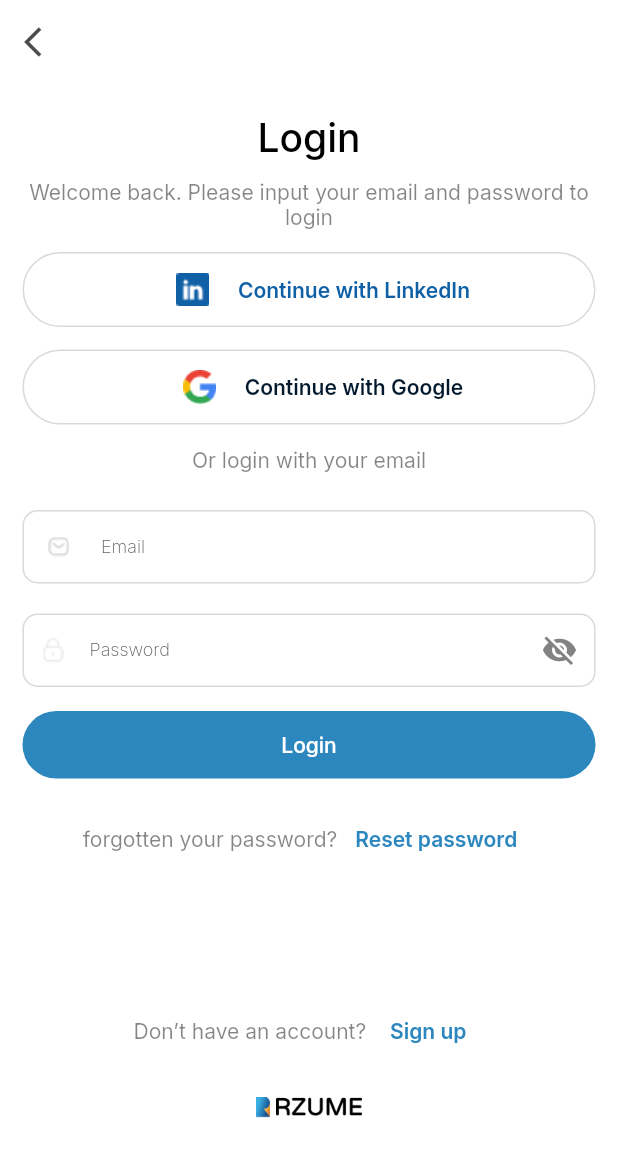
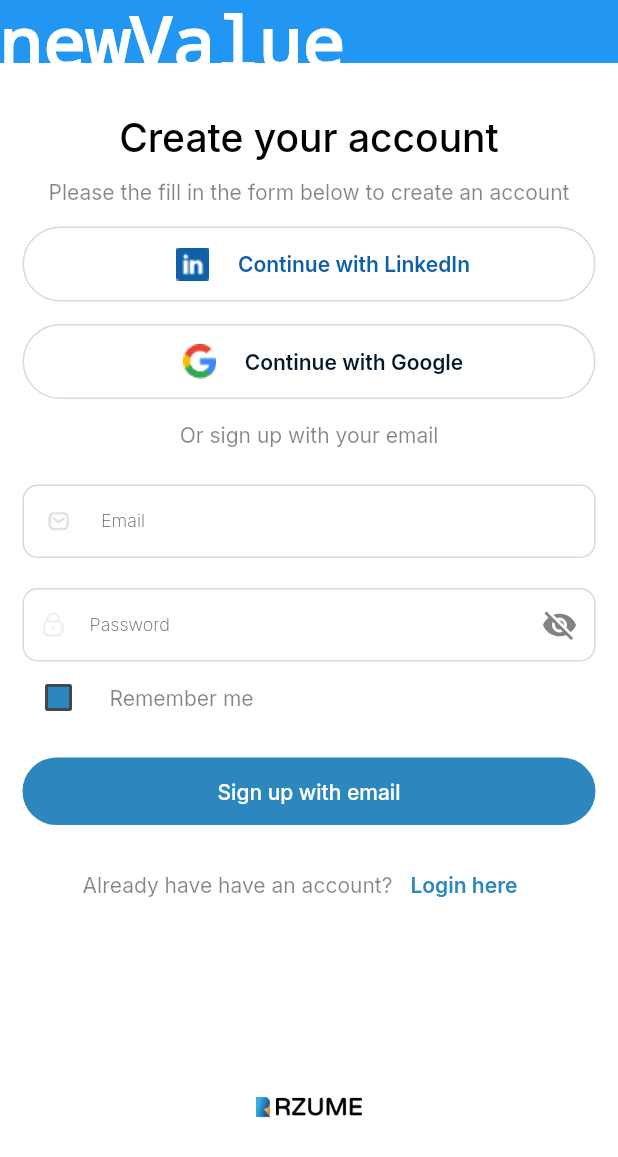
Before and after one commit to Avwerosuoghene/Rzume, a Flutter app: the screen it shows after launch, after a tap on "Get Started", on a phone screen of 412 x 824 dp. Shown: the top 1157 px of the screen. Run offline on Flutter 3.47's test engine with Material 2 defaults, Android fonts, the phone set to English and light mode, and no system bars; our stand-ins replace flutter_dotenv, google_fonts, logger.

Commit message:
updates provider

```diff
--- a/lib/main.dart
+++ b/lib/main.dart
@@ -1,6 +1,7 @@
 import 'package:flutter/foundation.dart';
 import 'package:flutter/material.dart';
 import 'package:flutter_dotenv/flutter_dotenv.dart';
+import 'package:provider/provider.dart';
 import 'package:rzume/config/environment.dart';
 import 'package:rzume/main_routes.dart';
 import 'package:rzume/screens/auth/auth-routes.dart';
@@ -9,6 +10,9 @@ import 'package:rzume/screens/auth/signup/signupscreen.dart';
 import 'package:rzume/screens/start/splash.dart';
 import 'package:rzume/screens/start/startscreen.dart';
 import 'package:rzume/screens/utility/otp_verificationscreen.dart';
+import 'package:rzume/ui/info_modal.dart';
+import 'package:rzume/widgets/counter_notifier.dart';
+import 'package:rzume/widgets/misc_notifier.dart';
 import 'package:rzume/widgets/start_control.dart';
 import 'package:rzume/widgets/theme.dart';
 
@@ -22,9 +26,24 @@ class MyApp extends StatelessWidget {
   const MyApp({super.key});
   @override
   Widget build(BuildContext context) {
-    return MaterialApp(
-        theme: lightThemeData,
-        // darkTheme: darkThemeData,
-        routes: routes);
+    return MultiProvider(
+      providers: [
+        ChangeNotifierProvider(create: (context) => MiscNotifer()),
+        ChangeNotifierProvider(create: (context) => CounterNotifier())
+      ],
+      child: MaterialApp(
+          theme: lightThemeData,
+          builder: (BuildContext context, Widget? child) {
+            return Stack(
+              children: [
+                child!,
+
+                const Infomodal(),
+              ],
+            );
+          },
+          darkTheme: darkThemeData,
+          routes: routes),
+    );
   }
 }
--- a/lib/model/enums.dart
+++ b/lib/model/enums.dart
@@ -5,6 +5,21 @@ enum FormType { signup, signin }
 enum Roundness {
   full,
   partial,
+}
+
+enum AnimationDuration { long, medium, short }
+
+extension AnimationDurationExtension on AnimationDuration {
+  Duration get value {
+    switch (this) {
+      case AnimationDuration.long:
+        return const Duration(milliseconds: 500);
+      case AnimationDuration.medium:
+        return const Duration(milliseconds: 500);
+      case AnimationDuration.short:
+        return const Duration(milliseconds: 4000);
+    }
+  }
 }
 
 extension RoundnessExtension on Roundness {
--- a/lib/model/response_payload.dart
+++ b/lib/model/response_payload.dart
@@ -1,7 +1,7 @@
 import 'dart:convert';
 
-class LoginResponse {
-  LoginResponse(
+class ApiResponse {
+  ApiResponse(
       {required this.statusCode,
       required this.isSuccess,
       required this.errorMessages,
@@ -12,8 +12,8 @@ class LoginResponse {
   final List<dynamic> errorMessages;
   final Object? result;
 
-  factory LoginResponse.fromJson(Map<String, dynamic> parsedJson) {
-    return LoginResponse(
+  factory ApiResponse.fromJson(Map<String, dynamic> parsedJson) {
+    return ApiResponse(
       statusCode: parsedJson['statusCode'] as int,
       isSuccess: parsedJson['isSuccess'] as bool,
       errorMessages: parsedJson['errorMessages'] as List<dynamic>,
--- a/lib/screens/start/startscreen.dart
+++ b/lib/screens/start/startscreen.dart
@@ -1,9 +1,13 @@
 import 'package:flutter/material.dart';
+import 'package:provider/provider.dart';
 import 'package:rzume/ui/cus_filled_button.dart';
 import '../../model/data.dart';
+import '../../model/widgets-arguments.dart';
 import '../../ui/progress_bar.dart';
+import '../../widgets/counter_notifier.dart';
 import '../../widgets/horizontal-list.dart';
 import '../../ui/loader.dart';
+import '../../widgets/misc_notifier.dart';
 import '../../widgets/start_screen_message.dart';
 
 class StartScreen extends StatefulWidget {
@@ -17,11 +21,26 @@ class _StartScreenState extends State<StartScreen> {
   int currentIndex = 0;
   late BuildContext myContext;
   ScrollController scrollController = ScrollController();
+  final MiscNotifer _miscNotifier = MiscNotifer();
+  final CounterNotifier _counter = CounterNotifier();
 
   @override
   void dispose() {
     scrollController.dispose();
     super.dispose();
+  }
+
+  @override
+  void initState() {
+    super.initState();
+  }
+
+  void navigateToAuthScreen() {
+    context.read<MiscNotifer>().triggerInfoDialog();
+    // await Future.delayed(const Duration(seconds: 5));
+    // _counter.startTimer();
+    // _miscNotifier.triggerInfoDialog();
+    Navigator.pushNamed(context, '/signup');
   }
 
   @override
@@ -32,23 +51,6 @@ class _StartScreenState extends State<StartScreen> {
       setState(() {
         currentIndex = scrollController.offset ~/ itemWidth;
       });
-    }
-
-    void navigateToAuthScreen() {
-      // showDialog<String>(
-      //     barrierDismissible: false,
-      //     context: context,
-      //     builder: (BuildContext context) {
-      //       return Container(
-      //         color: const Color.fromARGB(133, 0, 0, 0),
-      //         child: CustomLoader(),
-      //       );
-
-      //       // width: 20,
-      //       // height: 20,
-      //     });
-
-      Navigator.pushNamed(context, '/signin');
     }
 
     scrollController.addListener(scrollListener);
--- /dev/null
+++ b/lib/ui/info_modal.dart
@@ -0,0 +1,69 @@
+import 'package:flutter/material.dart';
+import 'package:logger/logger.dart';
+import 'package:provider/provider.dart';
+import 'package:rzume/model/enums.dart';
+import 'package:rzume/widgets/misc_notifier.dart';
+
+import '../widgets/counter_notifier.dart';
+
+class Infomodal extends StatefulWidget {
+  const Infomodal({super.key});
+
+  @override
+  State<Infomodal> createState() => _InfomodalState();
+}
+
+class _InfomodalState extends State<Infomodal> with TickerProviderStateMixin {
+  late final AnimationController _controller;
+  late Tween<double> positionTween;
+  late final Animation<double> positionAnimation;
+  AnimationDuration durationEnum = AnimationDuration.short;
+  late Duration durationValue;
+  final MiscNotifer _miscNotifier = MiscNotifer();
+  final CounterNotifier _counter = CounterNotifier();
+  final Logger logger = Logger();
+
+  @override
+  void initState() {
+    super.initState();
+    positionTween = Tween(begin: 20.0, end: 100.0);
+    durationValue = durationEnum.value;
+    _controller = AnimationController(
+      duration: durationValue,
+      vsync: this,
+    );
+    positionAnimation = positionTween.animate(_controller);
+
+    // _controller.forward();
+    // _counter.startTimer();
+  }
+
+  showDialog() {
+    _controller.forward();
+  }
+
+  hideDialog() {
+    // _controller.reverse();
+  }
+
+  @override
+  Widget build(BuildContext context) {
+    final testValue = context.watch<MiscNotifer>().test;
+    if (testValue == "newValue") {
+      showDialog();
+    }
+    return AnimatedBuilder(
+      animation: _controller,
+      builder: (context, child) => Container(
+        height: positionAnimation.value,
+        width: MediaQuery.of(context).size.width,
+        color: Colors.blue,
+        child: Text(
+          context.watch<MiscNotifer>().test,
+          style: TextStyle(color: Colors.white),
+        ),
+      ),
+      // });
+    );
+  }
+}
--- a/lib/widgets/counter_notifier.dart
+++ b/lib/widgets/counter_notifier.dart
@@ -4,7 +4,7 @@ import 'package:flutter/material.dart';
 
 import '../model/misc-type.dart';
 
-class CounterModel with ChangeNotifier {
+class CounterNotifier with ChangeNotifier {
   int _count = 0;
   int get count => _count;
   ITimer timerValues = ITimer(minutes: 0, seconds: 0, timer: 0);
--- /dev/null
+++ b/lib/widgets/misc_notifier.dart
@@ -0,0 +1,12 @@
+import 'package:flutter/material.dart';
+
+class MiscNotifer with ChangeNotifier {
+  bool showInfoDialog = true;
+  String test = 'test';
+
+  void triggerInfoDialog() {
+    showInfoDialog = false;
+    test = 'newValue';
+    notifyListeners();
+  }
+}
--- a/pubspec.yaml
+++ b/pubspec.yaml
@@ -39,6 +39,7 @@ dependencies:
   animations: ^2.0.7
   provider:
   flutter_dotenv:
+  logger:
 
 dev_dependencies:
   flutter_test:
```
Also changed, not shown: lib/screens/auth/signin/signinscreen.dart (+26 -2 lines), lib/screens/utility/otp_verificationscreen.dart (+16 -12 lines), lib/services/api_provider.dart (+4 -9 lines), lib/services/api_service.dart (+23 -6 lines), lib/ui/custom_overlay.dart (+4 -4 lines), lib/widgets/main_layout.dart (+8 -5 lines), pubspec.lock.
